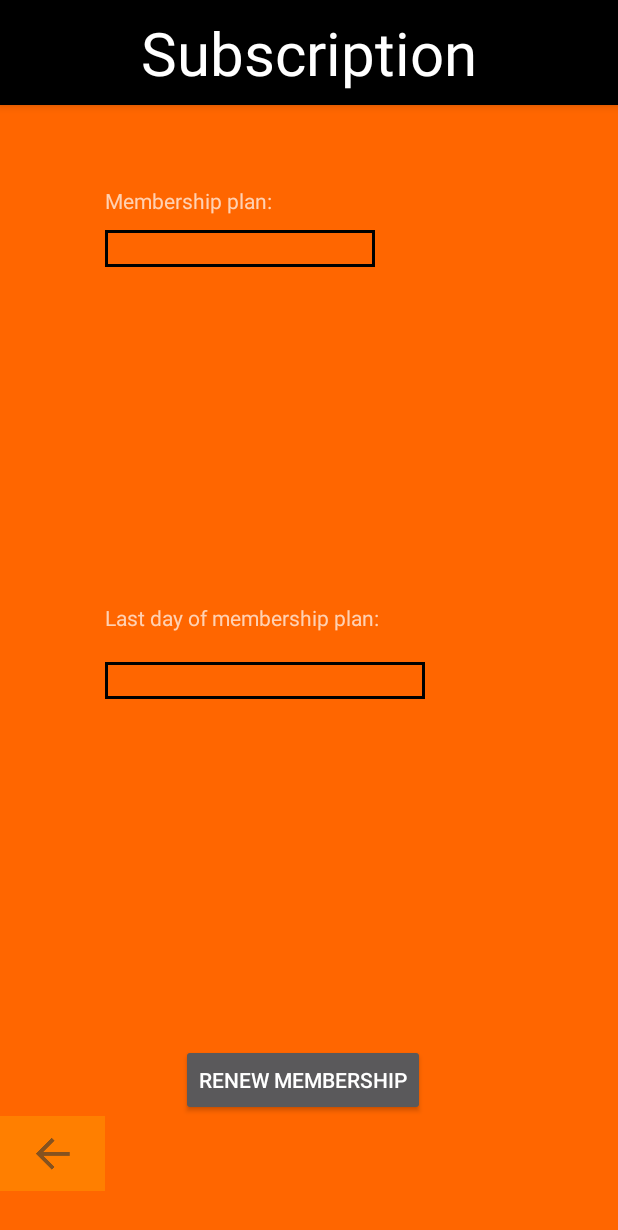
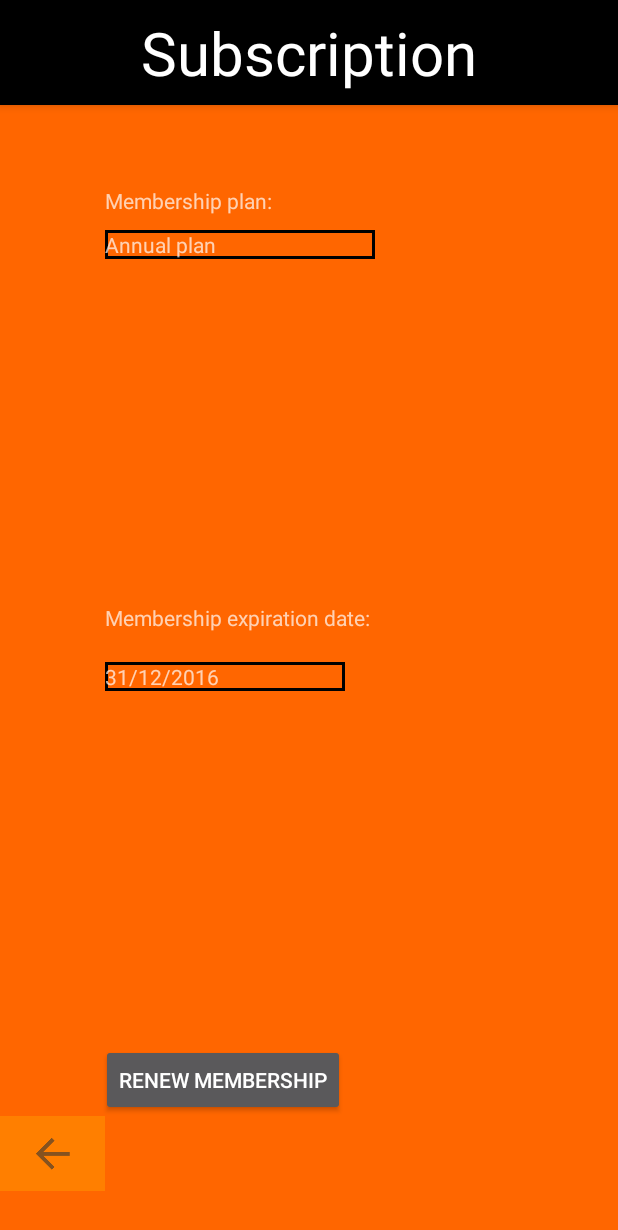
Before and after one commit to Daanielvb/mobile-ufrpe, an Android app: the SubscriptionActivity screen opened directly, with no data from a screen before it, on a phone screen of 412 x 824 dp. Shown: the top 1230 px of the screen. Run offline under Robolectric (Android 15) with nearby library versions, the phone set to English and light mode, and no system bars.

Commit message:
tela de matricula com preenchimento

```diff
--- a/app/src/main/java/com/example/daniel/fitkeeper/InfoActivity.java
+++ b/app/src/main/java/com/example/daniel/fitkeeper/InfoActivity.java
@@ -69,13 +69,11 @@
                 person.setWeight(person.getWeight() - 2);
                 person.setImc();
                 setPerson(person);
-;            }
+               }
 
             @Override
             public void onNothingSelected(AdapterView<?> parentView) {
-                // your code here
             }
-
         });
 
 
@@ -124,6 +122,7 @@
         }
     }
 
+
     public void setPerson(Person p){
         nameText.setText(p.getName());
         heightText.setText(String.valueOf(p.getHeight()));
--- /dev/null
+++ b/app/src/main/java/com/example/daniel/fitkeeper/Membership.java
@@ -0,0 +1,50 @@
+package com.example.daniel.fitkeeper;
+
+import java.text.ParseException;
+import java.text.SimpleDateFormat;
+import java.util.Date;
+
+/**
+ * Created by Daniel on 25/10/2016.
+ */
+public class Membership {
+    private Date createdAt;
+    private Date expirationAt;
+    private int type;
+    SimpleDateFormat sdf = new SimpleDateFormat("dd/MM/yyyy");
+
+    public Membership(int type){
+        this.createdAt = new Date();
+        this.type = type;
+        try {
+            this.expirationAt = sdf.parse("31/12/2016");
+        } catch (ParseException e) {
+            e.printStackTrace();
+        }
+
+    }
+
+    public Date getCreatedAt() {
+        return createdAt;
+    }
+
+    public String getExpirationAt() {
+        return sdf.format(expirationAt);
+    }
+
+    public int getType() {
+        return type;
+    }
+
+    public void setCreatedAt(Date createdAt) {
+        this.createdAt = createdAt;
+    }
+
+    public void setExpirationAt(Date expirationAt) {
+        this.expirationAt = expirationAt;
+    }
+
+    public void setType(int type) {
+        this.type = type;
+    }
+}
--- a/app/src/main/java/com/example/daniel/fitkeeper/Person.java
+++ b/app/src/main/java/com/example/daniel/fitkeeper/Person.java
@@ -11,6 +11,8 @@
     public Double height;
     public float weight;
     public double imc;
+
+    public Membership membership;
 
     public Person(String name, int age, double height,float weight){
         this.name = name;
@@ -61,4 +63,8 @@
         return weight;
     }
 
+    public void setMembership(Membership m){
+        this.membership = m;
+    }
+
 }
--- a/app/src/main/java/com/example/daniel/fitkeeper/SubscriptionActivity.java
+++ b/app/src/main/java/com/example/daniel/fitkeeper/SubscriptionActivity.java
@@ -8,14 +8,28 @@
 import android.support.v7.widget.Toolbar;
 import android.view.View;
 import android.widget.ImageButton;
+import android.widget.TextView;
+
+import org.w3c.dom.Text;
+
+import java.text.SimpleDateFormat;
+import java.util.Date;
 
 public class SubscriptionActivity extends AppCompatActivity implements View.OnClickListener{
     private ImageButton backBtn;
+    private String type;
+    private String expiration;
 
+    private TextView membershipType;
+    private TextView membershipExpiration;
+
+    Membership m = new Membership(0);
     @Override
     protected void onCreate(Bundle savedInstanceState) {
         super.onCreate(savedInstanceState);
         setContentView(R.layout.activity_subscription);
+        setUi();
+        setMembership(m);
     }
 
     public void onClick(View view) {
@@ -25,4 +39,16 @@
                 break;
         }
     }
+
+    public void setUi(){
+        membershipExpiration = (TextView) findViewById(R.id.membershipLstDayEdtTxt);
+        membershipType = (TextView) findViewById(R.id.membershipEdtTxt);
+        backBtn = (ImageButton) findViewById(R.id.backBtn);
+        backBtn.setOnClickListener(this);
+    }
+
+    public void setMembership(Membership m){
+        membershipExpiration.setText(m.getExpirationAt());
+        membershipType.setText(getResources().getStringArray(R.array.plans)[m.getType()].toString());
+    }
 }
--- a/app/src/main/res/layout/activity_subscription.xml
+++ b/app/src/main/res/layout/activity_subscription.xml
@@ -43,7 +43,7 @@
         android:layout_toEndOf="@+id/backBtn"
         android:layout_marginTop="54dp" />
 
-    <EditText
+    <TextView
         android:layout_width="180dp"
         android:layout_height="wrap_content"
         android:id="@+id/membershipEdtTxt"
@@ -60,7 +60,7 @@
         android:layout_centerVertical="true"
         android:layout_alignStart="@+id/membershipEdtTxt" />
 
-    <EditText
+    <TextView
         android:layout_width="wrap_content"
         android:layout_height="wrap_content"
         android:inputType="date"
--- a/app/src/main/res/values/strings.xml
+++ b/app/src/main/res/values/strings.xml
@@ -30,7 +30,7 @@
     <string name="weight_name">Weight</string>
 
     <string name="membership_plan_name">Membership plan:</string>
-    <string name="membership_last_day_name">Last day of membership plan:</string>
+    <string name="membership_last_day_name">Membership expiration date:</string>
     <string name="membership_renew_button_name">Renew membership</string>
 
     <string name="current_password_name">Current password</string>
@@ -52,8 +52,8 @@
     <string name="month_10">October</string>
     <string name="month_11">November</string>
     <string name="month_12">December</string>
-    <string name="current_month">Workout from:</string>
-
+    <string name="current_month">Data from:</string>
+    <string name="current_day">Workout from:</string>
     <string-array
         name="months">
         <item>@string/month_1</item>
@@ -88,6 +88,15 @@
         <item>@string/day_7</item>
     </string-array>
 
+    <string name="annual_plan">Annual plan</string>
+    <string name="semester_plan">Semestral plan</string>
+    <string name="monthly_plan">Monthly plan</string>
+    <string-array name="plans">
+        <item>@string/annual_plan</item>
+        <item>@string/semester_plan</item>
+        <item>@string/monthly_plan</item>
+    </string-array>
+
 
     <string name="title_activity_subscription">SubscriptionActivity</string>
 </resources>
```
Also changed, not shown: app/src/main/java/com/example/daniel/fitkeeper/WorkoutActivity.java (+27 -6 lines), app/src/main/res/layout/activity_workout.xml (+9 -0 lines), app/src/main/res/layout/content_subscription.xml (deleted, +0 -15 lines), 1 other file.
